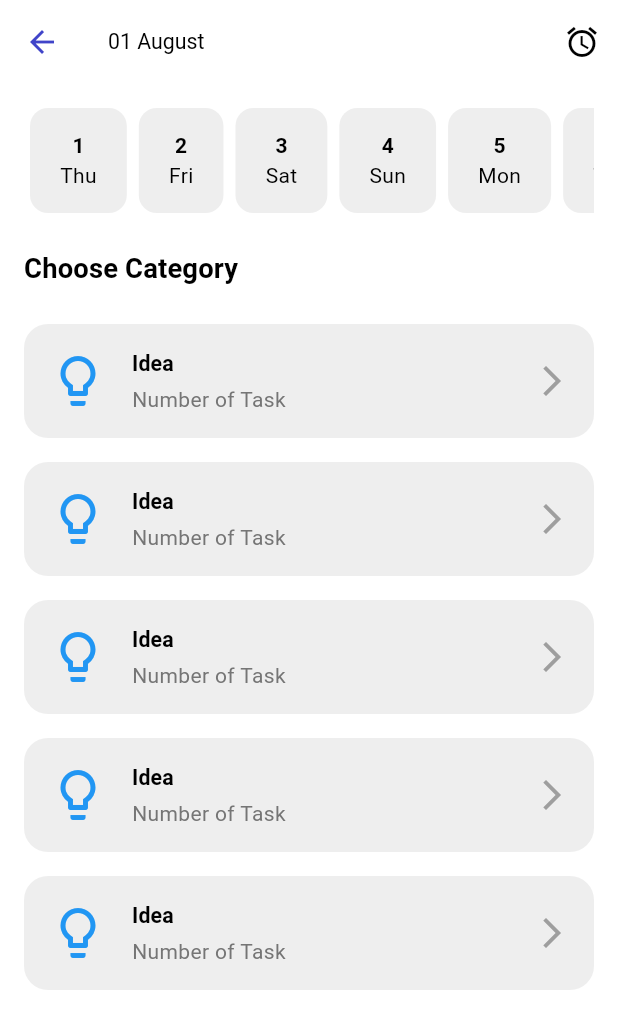
After one commit to Sadiya321/todoist_app, a Flutter app: the CategorySelectionScreen screen opened directly, on a phone screen of 412 x 824 dp. The commit adds this screen. Shown: the top 1029 px of the screen. Run offline on Flutter 3.47's test engine with Material 3 defaults, Android fonts, the phone set to English and light mode, and no system bars; our stand-ins replace bot_toast, flutter_screenutil, get, shared_preferences; accounts and stored records are empty; Roboto replaces fonts that are missing (Fira Sans).

Commit message:
added new features for category scteen

```diff
--- a/lib/localization/languages/language_en.dart
+++ b/lib/localization/languages/language_en.dart
@@ -7,5 +7,8 @@ class LanguageEn extends Languages {
   @override
   String get today => "today";
 
+  @override
+  String get chooseCat => "Choose Category";
+
 
 }
--- a/lib/localization/languages/languages.dart
+++ b/lib/localization/languages/languages.dart
@@ -8,4 +8,6 @@ abstract class Languages {
 
    String get today;
 
+   String get chooseCat;
+
 }
--- /dev/null
+++ b/lib/screens/category_screen/pages/category_screen.dart
@@ -0,0 +1,119 @@
+import 'package:flutter/material.dart';
+import 'package:flutter_screenutil/flutter_screenutil.dart';
+import 'package:todo_app/localization/languages/languages.dart';
+import 'package:todo_app/theme/theme_const.dart';
+import 'package:todo_app/widgets/app_textview.dart';
+
+import '../widgets/category_card.dart';
+import '../widgets/date_chips.dart'; // Import the scrollable date chips widget here
+
+class CategorySelectionScreen extends StatefulWidget {
+  const CategorySelectionScreen({Key? key}) : super(key: key);
+
+  @override
+  _CategorySelectionScreenState createState() =>
+      _CategorySelectionScreenState();
+}
+
+class _CategorySelectionScreenState extends State<CategorySelectionScreen> {
+  DateTime selectedDate = DateTime.now();
+
+  @override
+  Widget build(BuildContext context) {
+    // Example: Set the start date to the first of the current month and the end date to the last day of the current month.
+    final startDate = DateTime(DateTime.now().year, DateTime.now().month, 1);
+    final endDate = DateTime(DateTime.now().year, DateTime.now().month + 1, 0);
+
+    return Scaffold(
+      appBar: AppBar(
+        elevation: 0,
+        backgroundColor: Colors.white,
+        title: const Text(
+          '01 August',
+          style: TextStyle(color: Colors.black),
+        ),
+        actions: [
+          IconButton(
+            icon: const Icon(Icons.alarm),
+            color: Colors.black,
+            onPressed: () {
+              // Handle the action
+            },
+          ),
+        ],
+      ),
+      body: Padding(
+        padding: const EdgeInsets.all(16.0),
+        child: Column(
+          crossAxisAlignment: CrossAxisAlignment.start,
+          children: [
+            ScrollableDateChips(
+              startDate: startDate,
+              endDate: endDate,
+              selectedDate: selectedDate,
+              onDateSelected: (date) {
+                setState(() {
+                  selectedDate = date;
+                });
+              },
+            ),
+            const SizedBox(height: 24.0),
+            AppTextView(
+                text: Languages.of(context).chooseCat,
+                textStyle: Theme.of(context).textTheme.labelLarge!.copyWith(
+                    fontSize: 18.sp,
+                    color: Theme.of(context).colorScheme.textColor,
+                    fontWeight: FontWeight.bold)),
+            const SizedBox(height: 16.0),
+            Expanded(
+              child: ListView(
+                children: [
+                  CategoryCard(
+                    title: 'Idea',
+                    subtitle: 'Number of Task',
+                    icon: Icons.lightbulb_outline,
+                    onTap: () {
+                      // Handle card tap
+                    },
+                  ),
+                  CategoryCard(
+                    title: 'Idea',
+                    subtitle: 'Number of Task',
+                    icon: Icons.lightbulb_outline,
+                    onTap: () {
+                      // Handle card tap
+                    },
+                  ),
+                  CategoryCard(
+                    title: 'Idea',
+                    subtitle: 'Number of Task',
+                    icon: Icons.lightbulb_outline,
+                    onTap: () {
+                      // Handle card tap
+                    },
+                  ),
+                  CategoryCard(
+                    title: 'Idea',
+                    subtitle: 'Number of Task',
+                    icon: Icons.lightbulb_outline,
+                    onTap: () {
+                      // Handle card tap
+                    },
+                  ), CategoryCard(
+                    title: 'Idea',
+                    subtitle: 'Number of Task',
+                    icon: Icons.lightbulb_outline,
+                    onTap: () {
+                      // Handle card tap
+                    },
+                  ),
+
+                ],
+              ),
+            ),
+          ],
+        ),
+      ),
+    );
+  }
+}
--- /dev/null
+++ b/lib/screens/category_screen/widgets/category_card.dart
@@ -0,0 +1,72 @@
+import 'package:flutter/material.dart';
+import 'package:flutter_screenutil/flutter_screenutil.dart';
+import 'package:todo_app/theme/theme_const.dart';
+import 'package:todo_app/widgets/app_textview.dart';
+
+class CategoryCard extends StatelessWidget {
+  final String title;
+  final String subtitle;
+  final IconData icon;
+  final VoidCallback onTap;
+
+  const CategoryCard({
+    Key? key,
+    required this.title,
+    required this.subtitle,
+    required this.icon,
+    required this.onTap,
+  }) : super(key: key);
+
+  @override
+  Widget build(BuildContext context) {
+    return GestureDetector(
+      onTap: onTap,
+      child: Container(
+        margin: const EdgeInsets.symmetric(vertical: 8.0),
+        padding: const EdgeInsets.all(16.0),
+        decoration: BoxDecoration(
+          color: Colors.grey[200],
+          borderRadius: BorderRadius.circular(16.0),
+        ),
+        child: Row(
+          children: [
+            Icon(
+              icon,
+              color: Colors.blue,
+              size: 40.0,
+            ),
+            const SizedBox(width: 16.0),
+            Expanded(
+              child: Column(
+                crossAxisAlignment: CrossAxisAlignment.start,
+                children: [
+                  AppTextView(
+                      text: title,
+                      textStyle: Theme.of(context)
+                          .textTheme
+                          .labelLarge!
+                          .copyWith(
+                              fontSize: 14.sp,
+                              color: Theme.of(context).colorScheme.textColor,
+                              fontWeight: FontWeight.bold)),
+                  const SizedBox(height: 4.0),
+                  Text(
+                    subtitle,
+                    style: TextStyle(
+                      fontSize: 14.0,
+                      color: Colors.grey[600],
+                    ),
+                  ),
+                ],
+              ),
+            ),
+            const Icon(
+              Icons.arrow_forward_ios,
+              color: Colors.grey,
+            ),
+          ],
+        ),
+      ),
+    );
+  }
+}
--- /dev/null
+++ b/lib/screens/category_screen/widgets/date_chips.dart
@@ -0,0 +1,89 @@
+import 'package:flutter/material.dart';
+import 'package:intl/intl.dart';
+import 'package:todo_app/widgets/app_textview.dart';
+
+class ScrollableDateChips extends StatelessWidget {
+  final DateTime startDate;
+  final DateTime endDate;
+  final DateTime selectedDate;
+  final ValueChanged<DateTime> onDateSelected;
+
+  const ScrollableDateChips({
+    Key? key,
+    required this.startDate,
+    required this.endDate,
+    required this.selectedDate,
+    required this.onDateSelected,
+  }) : super(key: key);
+
+  @override
+  Widget build(BuildContext context) {
+    return Container(
+
+      height: 70.0,
+      child: ListView.builder(
+        scrollDirection: Axis.horizontal,
+        itemCount: endDate.difference(startDate).inDays + 1,
+        itemBuilder: (context, index) {
+          final date = startDate.add(Duration(days: index));
+          return DateChip(
+            date: date,
+            selected: date == selectedDate,
+            onTap: () {
+              onDateSelected(date);
+            },
+          );
+        },
+      ),
+    );
+  }
+}
+
+class DateChip extends StatelessWidget {
+  final DateTime date;
+  final bool selected;
+  final VoidCallback onTap;
+
+  const DateChip({
+    Key? key,
+    required this.date,
+    required this.selected,
+    required this.onTap,
+  }) : super(key: key);
+
+  @override
+  Widget build(BuildContext context) {
+    final dayName = DateFormat('E').format(date); // Abbreviated day name (Mon, Tue, etc.)
+    final day = date.day.toString(); // Day number
+
+    return GestureDetector(
+      onTap: onTap,
+      child: Container(
+        margin: const EdgeInsets.symmetric(horizontal: 4.0),
+        padding: const EdgeInsets.symmetric(vertical: 8.0, horizontal: 20.0),
+        decoration: BoxDecoration(
+          color: selected ? Colors.blue : Colors.grey[200],
+          borderRadius: BorderRadius.circular(12.0),
+        ),
+        child: Column(
+          mainAxisAlignment: MainAxisAlignment.center,
+          children: [
+            AppTextView(
+              text:day,
+              textStyle: TextStyle(
+                color: selected ? Colors.white : Colors.black,
+                fontWeight: FontWeight.bold,
+              ),
+            ),
+            AppTextView(
+              text:dayName,
+              textStyle: TextStyle(
+                color: selected ? Colors.white : Colors.black,
+              ),
+            ),
+          ],
+        ),
+      ),
+    );
+  }
+}
--- a/lib/theme/theme_const.dart
+++ b/lib/theme/theme_const.dart
@@ -285,6 +285,8 @@ extension ColorExtends on ColorScheme {
 
   static const hrShadeColorL = Color(0xFFF5C4E1);
 
+  static const textColor1 = Color(0xFF000000);
+
   static const hrShadeColorD = Color(0xFFF5C4E1);
 
   static const hrMedianLineColorL = Color(0xFFC0669E);
@@ -393,6 +395,7 @@ extension ColorExtends on ColorScheme {
       _lightTheme ? energyColors : energyColors;
 
   Color get hrShadeColor => _lightTheme ? hrShadeColorL : hrShadeColorD;
+  Color get textColor => _lightTheme ? textColor1 : textColor1;
 
   Color get hrMedianLineColor =>
       _lightTheme ? hrMedianLineColorL : hrMedianLineColorD;
```
